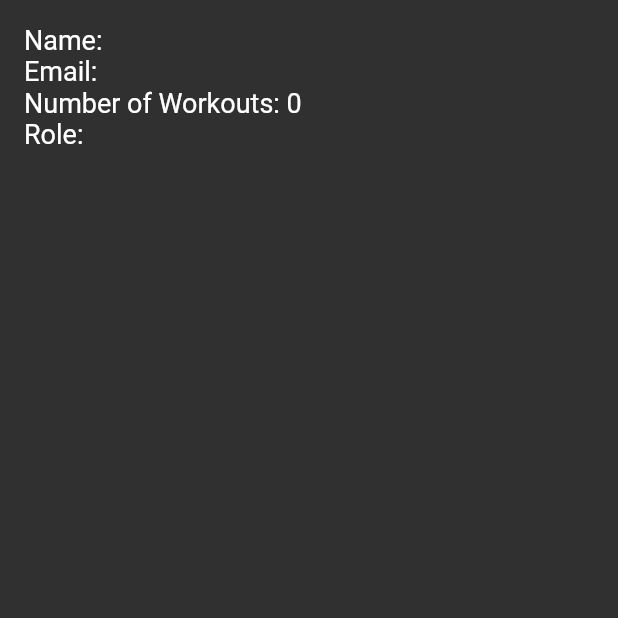
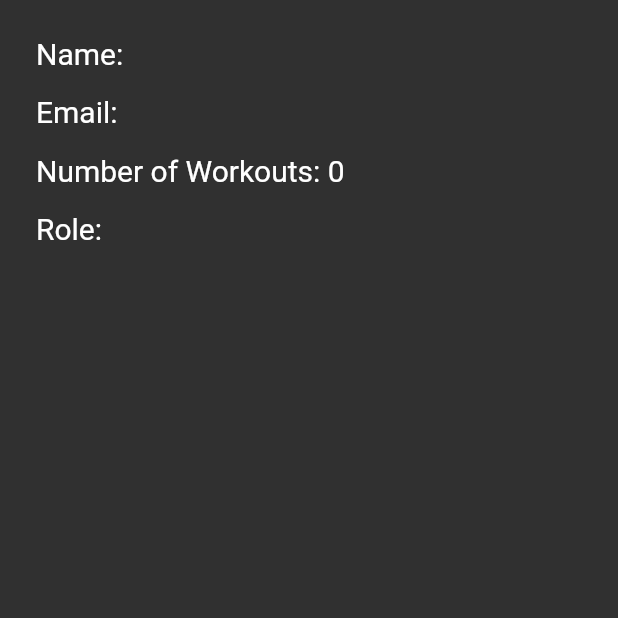
Before and after one commit to hamzabalazs/FitTrack, a Flutter app: the ProfileWidget screen opened directly, on a phone screen of 412 x 824 dp, the top half of it. Run offline on Flutter 3.47's test engine with Material 2 defaults, Android fonts, the light colour scheme and no system bars; our stand-ins replace cloud_firestore, firebase_auth, firebase_core; accounts and stored records are empty.

Commit message:
Refactored some design

```diff
--- a/lib/widgets/ExercisesWidget.dart
+++ b/lib/widgets/ExercisesWidget.dart
@@ -41,8 +41,10 @@ class _ExercisesWidgetState extends State<ExercisesWidget> {
 
   Future<void> _fetchExercises() async {
     try {
-      final QuerySnapshot querySnapshot =
-          await FirebaseFirestore.instance.collection('exercises').get();
+      final QuerySnapshot querySnapshot = await FirebaseFirestore.instance
+          .collection('exercises')
+          .orderBy('name')
+          .get();
 
       final List<Exercise> fetchedExercises = querySnapshot.docs.map((doc) {
         return Exercise(
--- a/lib/widgets/ProfileWidget.dart
+++ b/lib/widgets/ProfileWidget.dart
@@ -63,21 +63,33 @@ class _ProfileWidgetState extends State<ProfileWidget> {
         child: Column(
           crossAxisAlignment: CrossAxisAlignment.start,
           children: [
-            Text(
-              'Name: ${currentUser?.firstName ?? ''} ${currentUser?.lastName ?? ''}',
-              style: const TextStyle(fontSize: 18),
+            Padding(
+              padding: const EdgeInsets.all(8.0),
+              child: Text(
+                'Name: ${currentUser?.firstName ?? ''} ${currentUser?.lastName ?? ''}',
+                style: const TextStyle(fontSize: 20),
+              ),
             ),
-            Text(
-              'Email: ${currentUser?.email ?? ''}',
-              style: const TextStyle(fontSize: 18),
+            Padding(
+              padding: const EdgeInsets.all(8.0),
+              child: Text(
+                'Email: ${currentUser?.email ?? ''}',
+                style: const TextStyle(fontSize: 20),
+              ),
             ),
-            Text(
-              'Number of Workouts: $numberOfWorkouts',
-              style: const TextStyle(fontSize: 18),
+            Padding(
+              padding: const EdgeInsets.all(8.0),
+              child: Text(
+                'Number of Workouts: $numberOfWorkouts',
+                style: const TextStyle(fontSize: 20),
+              ),
             ),
-            Text(
-              'Role: ${currentUser?.role ?? ''}',
-              style: const TextStyle(fontSize: 18),
+            Padding(
+              padding: const EdgeInsets.all(8.0),
+              child: Text(
+                'Role: ${currentUser?.role ?? ''}',
+                style: const TextStyle(fontSize: 20),
+              ),
             ),
           ],
         ),
```
Also changed, not shown: lib/widgets/DashboardWidget.dart (+27 -4 lines).
